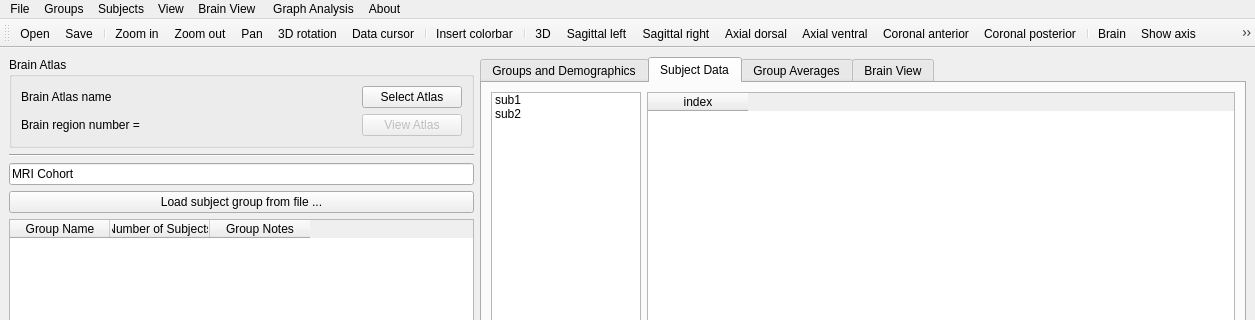
First picture: the form in braphy/gui/ui_files/cohort_editor.ui, repository softmatterlab/Braph-2.0-Python, before the edit; both pictures show x 0 to 1255 and y 0 to 320 of the 1255 by 721 pixel window.
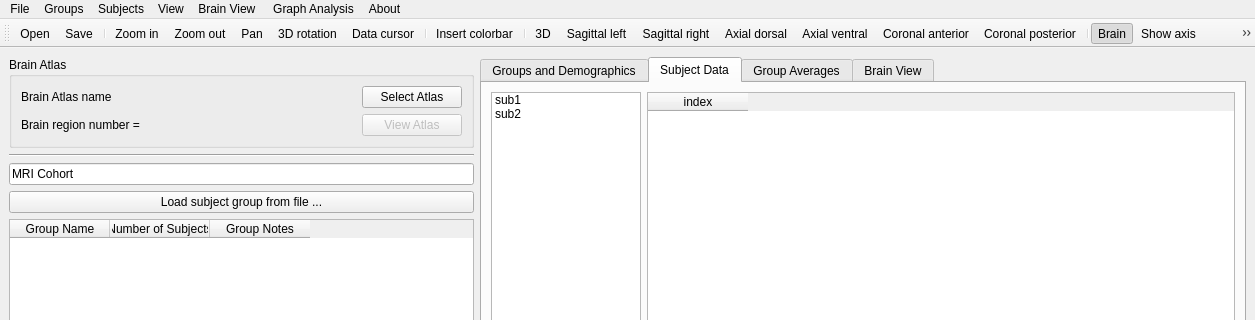
Second picture: the form after the edit. Icons and pictures are not drawn. Custom widgets are drawn as their Qt base class.

Commit message: Fix bug where cohort gui 'show brain' button is set checked on switching to brain view

Diff of the .ui file:
```diff
--- a/braphy/gui/ui_files/cohort_editor.ui
+++ b/braphy/gui/ui_files/cohort_editor.ui
@@ -1083,6 +1083,7 @@
    <addaction name="actionShow_brain"/>
    <addaction name="actionShow_axis"/>
    <addaction name="actionShow_grid"/>
+   <addaction name="actionShow_symbols"/>
    <addaction name="actionShow_regions"/>
    <addaction name="actionShow_labels"/>
   </widget>
@@ -1383,7 +1384,7 @@
     <bool>true</bool>
    </property>
    <property name="checked">
-    <bool>false</bool>
+    <bool>true</bool>
    </property>
    <property name="icon">
     <iconset resource="../icons.qrc">
@@ -1417,6 +1418,18 @@
     <string>Show grid</string>
    </property>
   </action>
+  <action name="actionShow_symbols">
+   <property name="checkable">
+    <bool>true</bool>
+   </property>
+   <property name="icon">
+    <iconset resource="../icons.qrc">
+     <normaloff>:/buttons/icon_symbol.png</normaloff>:/buttons/icon_symbol.png</iconset>
+   </property>
+   <property name="text">
+    <string>Show symbols</string>
+   </property>
+  </action>
   <action name="actionShow_regions">
    <property name="checkable">
     <bool>true</bool>
```
Left out of the diff: 5 changed lines with no effect on the pictures. The commit also changes 1 other file.
